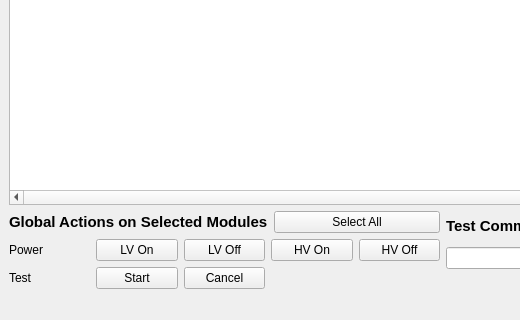
pisaoutertracker/integration_tools, file coldroom/modules_list.ui: the form before one commit; both pictures show x 0 to 520 and y 601 to 921 of the 1096 by 921 pixel window.
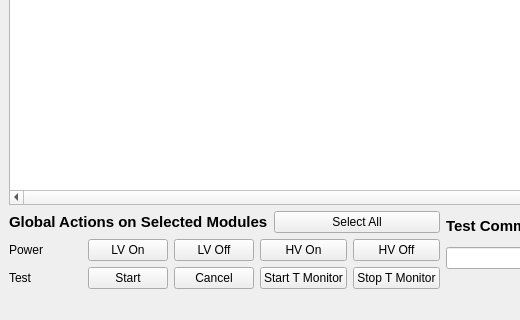
The form after the commit.

What changed in the file:
```diff
--- a/coldroom/modules_list.ui
+++ b/coldroom/modules_list.ui
@@ -212,6 +212,20 @@
         </property>
        </widget>
       </item>
+      <item row="2" column="3">
+       <widget class="QPushButton" name="start_t_monitor_button">
+        <property name="text">
+         <string>Start T Monitor</string>
+        </property>
+       </widget>
+      </item>
+      <item row="2" column="4">
+       <widget class="QPushButton" name="stop_t_monitor_button">
+        <property name="text">
+         <string>Stop T Monitor</string>
+        </property>
+       </widget>
+      </item>
      </layout>
     </item>
     <item row="2" column="5" rowspan="2" colspan="2">
```
